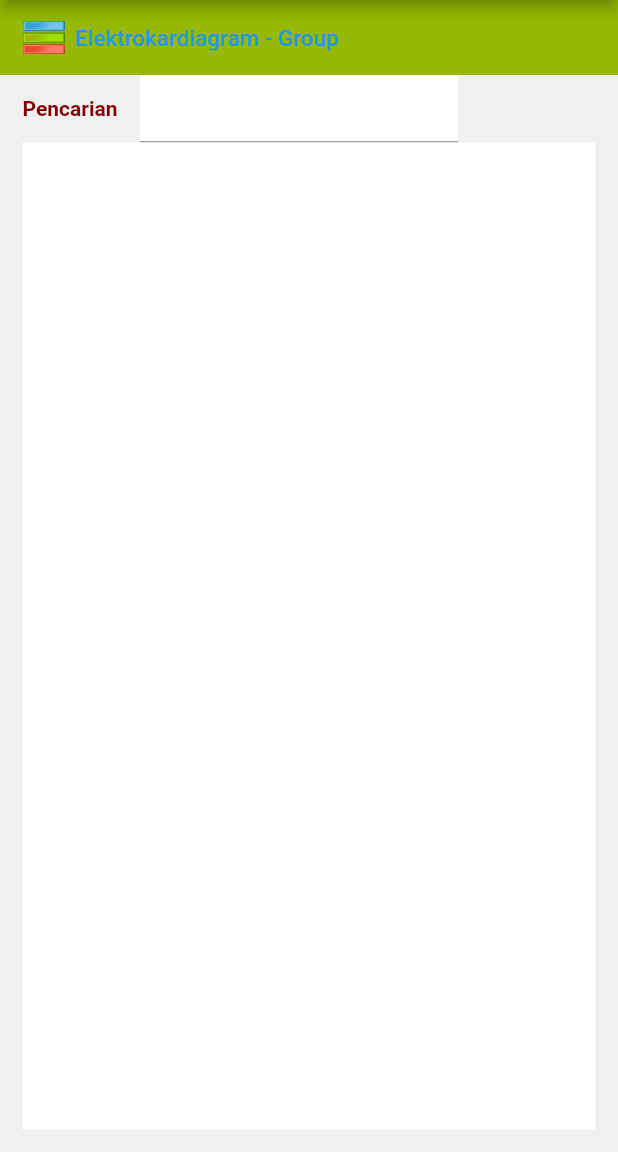
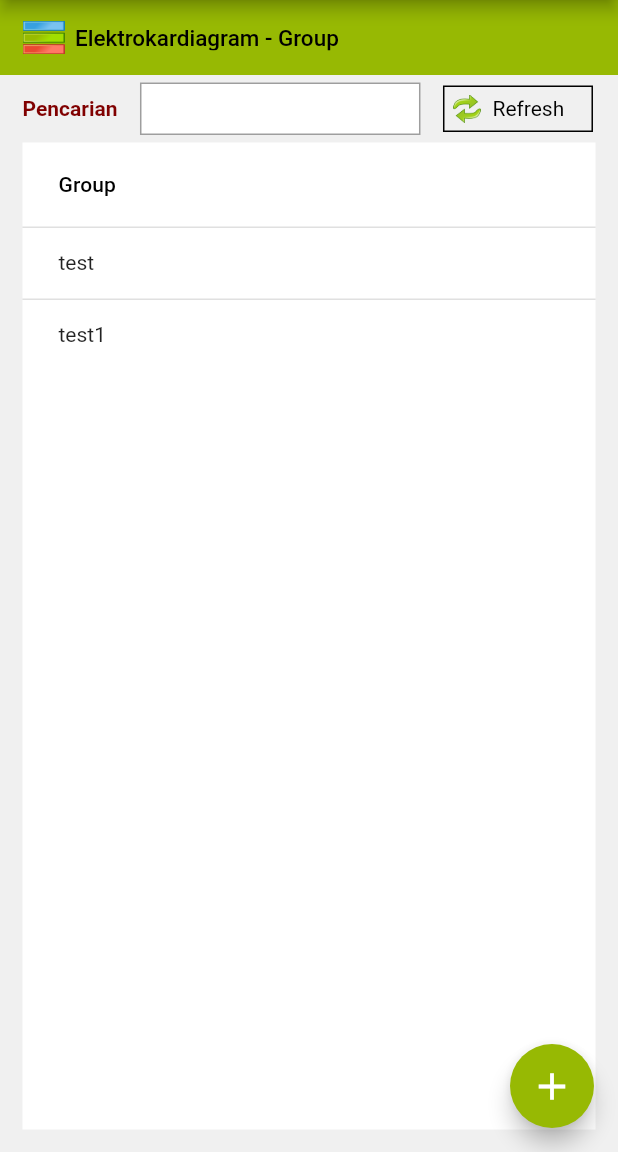
Before and after one commit to Andoreee/Labrad-Mobile-PKL, a Flutter app: the GroupEkg screen opened by its route, on a phone screen of 412 x 824 dp, the part 84-1236 px from its top. Run offline on Flutter 3.47's test engine with Material 2 defaults, Android fonts, the phone set to English and light mode, and no system bars; missing offline and left inert: dart:html.

Commit message:
80% group ekg

```diff
--- a/lib/ekg/group/index.dart
+++ b/lib/ekg/group/index.dart
@@ -50,7 +50,7 @@ class GroupEkg extends StatelessWidget {
                       child: Text(
                         "Elektrokardiagram - Group",
                         style: TextStyle(
-                            color: Colors.blue,
+                            color: Colors.black,
                             fontSize: 15,
                             fontWeight: FontWeight.w500),
                       ),
@@ -65,31 +65,98 @@ class GroupEkg extends StatelessWidget {
                 child: Row(
                   crossAxisAlignment: CrossAxisAlignment.center,
                   children: [
-                    Text(
+                    const Text(
                       "Pencarian",
                       style: TextStyle(
                           color: Color.fromARGB(255, 128, 0, 0),
                           fontWeight: FontWeight.bold),
                     ),
                     Container(
-                      margin: EdgeInsets.symmetric(horizontal: 15),
-                      width: MediaQuery.of(context).size.width - 200,
+                      margin: const EdgeInsets.symmetric(horizontal: 15, vertical: 5),
+                      width: MediaQuery.of(context).size.width - 225,
                       color: Colors.white,
-                      child: Expanded(
-                        child: TextField(),
+                      child: const Expanded(
+                        child: TextField(
+                          decoration: InputDecoration(
+                            border: OutlineInputBorder(
+                              borderRadius: BorderRadius.zero,
+                            )
+                          ),
+                        ),
                       ),
-                    )
+                    ),
+                    Container(
+                      width: 100,
+                      margin: const EdgeInsets.symmetric(vertical: 7),
+                      decoration: BoxDecoration(
+                        border: Border.all(color: Colors.black)
+                      ),
+                      child: Row(
+                        children: [
+                          Container(
+                            margin: const EdgeInsets.all(5),
+                            width: 20,
+                            height: 20,
+                            decoration: const BoxDecoration(
+                              image: DecorationImage(
+                                image: AssetImage('assets/images/others/refresh.png'),
+                              ),
+                            ),
+                          ),
+                          const SizedBox(width: 2),
+                          const SizedBox(
+                            child: Text(
+                              "Refresh",
+                              style: TextStyle(
+                                  color: Colors.black,
+                              ),
+                            ),
+                          ),
+                        ],
+                      ),
+                    ),
                   ],
                 ),
               ),
               Container(
-                alignment: Alignment.center,
                 width: (MediaQuery.of(context).size.width - 30),
                 height: (MediaQuery.of(context).size.height - (91 + 15) - 60),
                 color: Colors.white,
+                child: DataTable(
+                  columns: const [
+                    DataColumn(label: Text(
+                      'Group'
+                    ))
+                  ],
+                  rows: const [
+                    DataRow(cells: [
+                      DataCell(Text('test'))
+                    ]),
+                    DataRow(cells: [
+                      DataCell(Text('test1'))
+                    ]),
+                  ]
+                )
               ),
             ],
           ),
-        ));
+        ),
+        floatingActionButton: FloatingActionButton(
+          backgroundColor: Color.fromARGB(255, 151, 185, 3),
+          onPressed: () {
+            showModalBottomSheet(context: context,
+              builder: (context) {
+                return Container(
+
+                );
+              }
+            );
+          },
+          child: Icon(
+            Icons.add,
+            size: 30,
+          ),
+        ),
+      );
   }
 }
--- a/pubspec.yaml
+++ b/pubspec.yaml
@@ -36,6 +36,7 @@ dependencies:
   # The following adds the Cupertino Icons font to your application.
   # Use with the CupertinoIcons class for iOS style icons.
   cupertino_icons: ^1.0.2
+  dotted_decoration: ^2.0.0
 
 dev_dependencies:
   flutter_test:
```
Also changed, not shown: pubspec.lock, 1 other file.
